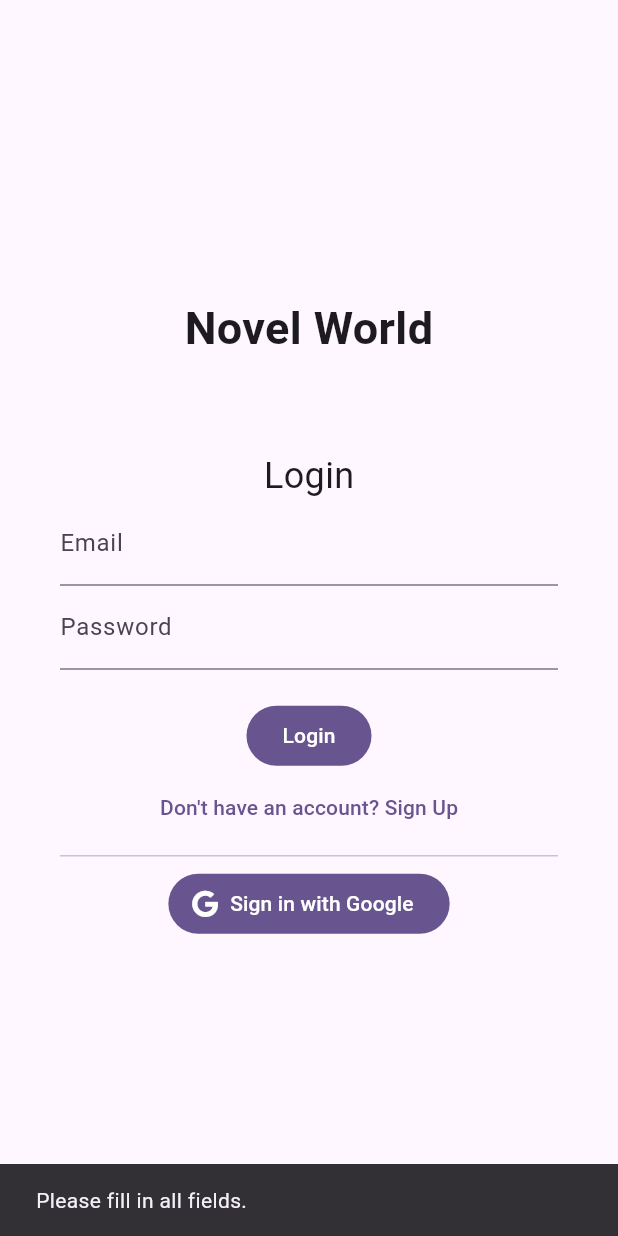
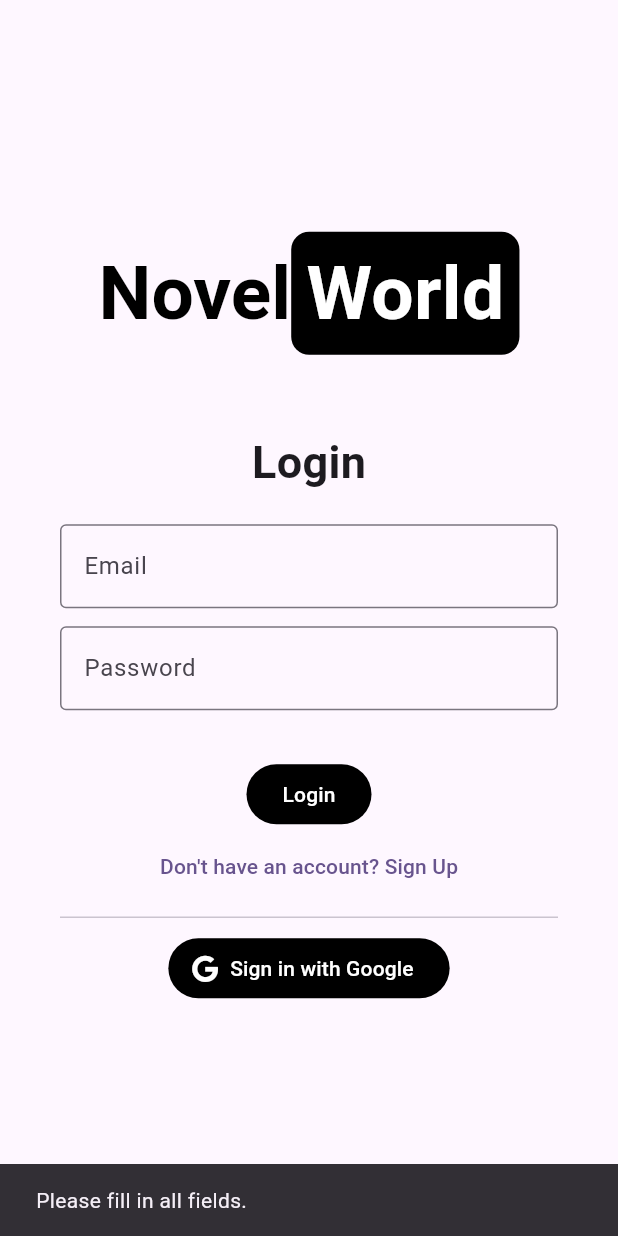
Before and after one commit to BrianTangLeZhang/mob_novelapp, a Flutter app: the screen it shows after launch, after a tap on "Login", on a phone screen of 412 x 824 dp. Run offline on Flutter 3.47's test engine with Material 3 defaults, Android fonts, the phone set to English and light mode, and no system bars; our stand-ins replace font_awesome_flutter, go_router, google_sign_in, supabase_flutter; accounts and stored records are empty.

Commit message:
Feat: Login Feature 2

```diff
--- a/lib/data/model/user.dart
+++ b/lib/data/model/profile.dart
@@ -1,13 +1,13 @@
-class User {
+class Profile {
   int? id;
   final String username;
   final String email;
   final String password;
   final String role;
 
-  static const name = "users";
+  static const name = "profiles";
 
-  User({
+  Profile({
     this.id,
     required this.username,
     required this.email,
@@ -15,14 +15,14 @@ class User {
     this.role = "User",
   });
 
-  User copy({
+  Profile copy({
     int? id,
     String? username,
     String? email,
     String? password,
     String? role,
   }) {
-    return User(
+    return Profile(
       id: id ?? this.id,
       username: username ?? this.username,
       email: email ?? this.email,
@@ -46,8 +46,8 @@ class User {
     return 'User(id: $id, username: $username, email: $email, password: $password, role: $role)';
   }
 
-  static User fromMap(Map<String, dynamic> map) {
-    return User(
+  static Profile fromMap(Map<String, dynamic> map) {
+    return Profile(
       id: map['id'],
       username: map['username'],
       email: map['email'],
--- /dev/null
+++ b/lib/data/repo/profile_repo.dart
@@ -0,0 +1,20 @@
+import 'package:supabase_flutter/supabase_flutter.dart';
+import 'package:mob_novelapp/data/model/profile.dart';
+
+class ProfileRepoSupabase {
+  static final ProfileRepoSupabase _instance = ProfileRepoSupabase._init();
+
+  ProfileRepoSupabase._init();
+
+  factory ProfileRepoSupabase() {
+    return _instance;
+  }
+
+  final supabase = Supabase.instance.client;
+
+  Future<Profile?> getUser(String userId) async {
+    final res =
+        await supabase.from('profiles').select().eq('id', userId).single();
+    return Profile.fromMap(res);
+  }
+}
--- /dev/null
+++ b/lib/providers/auth_provider.dart
@@ -0,0 +1 @@
+class AuthProvider {}
--- a/lib/ui/login/login_screen.dart
+++ b/lib/ui/login/login_screen.dart
@@ -3,6 +3,7 @@ import 'package:font_awesome_flutter/font_awesome_flutter.dart';
 import 'package:go_router/go_router.dart';
 import 'package:google_sign_in/google_sign_in.dart';
 import 'package:mob_novelapp/nav/navigation.dart';
+import 'package:mob_novelapp/secret.dart';
 import 'package:supabase_flutter/supabase_flutter.dart';
 
 class LoginScreen extends StatefulWidget {
@@ -32,6 +33,7 @@ class _LoginScreenState extends State<LoginScreen> {
       return;
     }
 
+    try {
       final res = await supabase.auth.signInWithPassword(
         email: _emailController.text,
         password: _passwordController.text,
@@ -39,9 +41,18 @@ class _LoginScreenState extends State<LoginScreen> {
 
       if (res.user != null) {
         _snackbar('Logged in successfully');
-    } else {
-      _snackbar('Login failed');
+        if (mounted) {
+          context.pushReplacementNamed(Screen.home.name);
         }
+      }
+    } catch (e) {
+      _snackbar('Login failed: ${_formatError(e)}');
+    }
+  }
+
+  String _formatError(Object e) {
+    if (e is AuthException) return e.message;
+    return 'Unexpected error';
   }
 
   void _signUp() async {
@@ -102,7 +113,7 @@ class _LoginScreenState extends State<LoginScreen> {
               'username':
                   user.userMetadata?['full_name'] ?? user.email!.split('@')[0],
               'email': user.email,
-              'role': 'user',
+              'role': 'User',
             });
           }
           if (mounted) {
@@ -114,8 +125,7 @@ class _LoginScreenState extends State<LoginScreen> {
   }
 
   Future<AuthResponse> _googleSignIn() async {
-    const clientId =
-        "686459249620-e3f0cvj9pj2e6samtun9elg4pomu6030.apps.googleusercontent.com";
+    const clientId = storedClientId;
     final signInOption = GoogleSignIn(serverClientId: clientId);
     final googleUser = await signInOption.signIn();
 
@@ -154,46 +164,132 @@ class _LoginScreenState extends State<LoginScreen> {
   Widget build(BuildContext context) {
     return Scaffold(
       body: SafeArea(
-        child: Padding(
+        child: Stack(
+          children: [
+            Center(
+              child: SingleChildScrollView(
                 padding: EdgeInsets.symmetric(horizontal: 40.0),
                 child: Column(
-            mainAxisAlignment: MainAxisAlignment.center,
+                  mainAxisSize: MainAxisSize.min,
                   children: [
-              Text(
-                "Novel World",
-                style: TextStyle(fontSize: 30.0, fontWeight: FontWeight.bold),
+                    RichText(
                       textAlign: TextAlign.center,
+                      text: TextSpan(
+                        style: TextStyle(
+                          fontSize: 50,
+                          fontWeight: FontWeight.bold,
                         ),
-              SizedBox(height: 60.0),
+                        children: [
+                          TextSpan(
+                            text: 'Novel',
+                            style: TextStyle(color: Colors.black),
+                          ),
+                          WidgetSpan(
+                            alignment: PlaceholderAlignment.middle,
+                            child: Container(
+                              padding: EdgeInsets.symmetric(
+                                horizontal: 10,
+                                vertical: 5,
+                              ),
+                              decoration: BoxDecoration(
+                                color: Colors.black,
+                                borderRadius: BorderRadius.circular(12),
+                              ),
+                              child: Text(
+                                'World',
+                                style: TextStyle(
+                                  color: Colors.white,
+                                  fontSize: 50,
+                                  fontWeight: FontWeight.bold,
+                                ),
+                              ),
+                            ),
+                          ),
+                        ],
+                      ),
+                    ),
+                    SizedBox(height: 50),
                     Text(
                       signUp ? 'Sign Up' : 'Login',
-                style: TextStyle(fontSize: 24.0),
+                      style: TextStyle(
+                        fontSize: 30.0,
+                        fontWeight: FontWeight.bold,
                       ),
+                    ),
+                    SizedBox(height: 20),
+
                     if (signUp)
                       TextField(
                         controller: _usernameController,
-                  decoration: InputDecoration(labelText: 'Username'),
+                        decoration: InputDecoration(
+                          labelText: 'Username',
+                          border: OutlineInputBorder(),
+                          focusedBorder: OutlineInputBorder(
+                            borderSide: BorderSide(
+                              color: Colors.black,
+                              width: 2.0,
                             ),
+                          ),
+                        ),
+                      ),
+                    if (signUp) SizedBox(height: 12),
+
                     TextField(
                       controller: _emailController,
-                decoration: InputDecoration(labelText: 'Email'),
+                      decoration: InputDecoration(
+                        labelText: 'Email',
+                        border: OutlineInputBorder(),
+                        focusedBorder: OutlineInputBorder(
+                          borderSide: BorderSide(
+                            color: Colors.black,
+                            width: 2.0,
                           ),
+                        ),
+                      ),
+                    ),
+                    SizedBox(height: 12),
+
                     TextField(
                       controller: _passwordController,
-                decoration: InputDecoration(labelText: 'Password'),
+                      decoration: InputDecoration(
+                        labelText: 'Password',
+                        border: OutlineInputBorder(),
+                        focusedBorder: OutlineInputBorder(
+                          borderSide: BorderSide(
+                            color: Colors.black,
+                            width: 2.0,
+                          ),
+                        ),
+                      ),
                       obscureText: true,
                     ),
+                    SizedBox(height: 12),
+
                     if (signUp)
                       TextField(
                         controller: _confirmPasswordController,
-                  decoration: InputDecoration(labelText: 'Confirm Password'),
+                        decoration: InputDecoration(
+                          labelText: 'Confirm Password',
+                          border: OutlineInputBorder(),
+                          focusedBorder: OutlineInputBorder(
+                            borderSide: BorderSide(
+                              color: Colors.black,
+                              width: 2.0,
+                            ),
+                          ),
+                        ),
                         obscureText: true,
                       ),
                     SizedBox(height: 20),
+
                     FilledButton(
                       onPressed: signUp ? _signUp : _login,
+                      style: FilledButton.styleFrom(
+                        backgroundColor: Colors.black,
+                      ),
                       child: Text(signUp ? 'Sign Up' : 'Login'),
                     ),
+
                     TextButton(
                       onPressed: () {
                         setState(() {
@@ -206,16 +302,26 @@ class _LoginScreenState extends State<LoginScreen> {
                             : 'Don\'t have an account? Sign Up',
                       ),
                     ),
-              Divider(),
+
+                    Divider(height: 20),
+
                     FilledButton.icon(
                       onPressed: _googleSignIn,
                       icon: FaIcon(FontAwesomeIcons.google),
                       label: Text("Sign in with Google"),
+                      style: FilledButton.styleFrom(
+                        backgroundColor: Colors.black,
+                      ),
                     ),
                   ],
                 ),
               ),
             ),
+
+            Positioned(top: 50, left: 0, right: 0, child: Center()),
+          ],
+        ),
+      ),
     );
   }
 }
```
Lines whose indentation alone changed are shown as unchanged.
